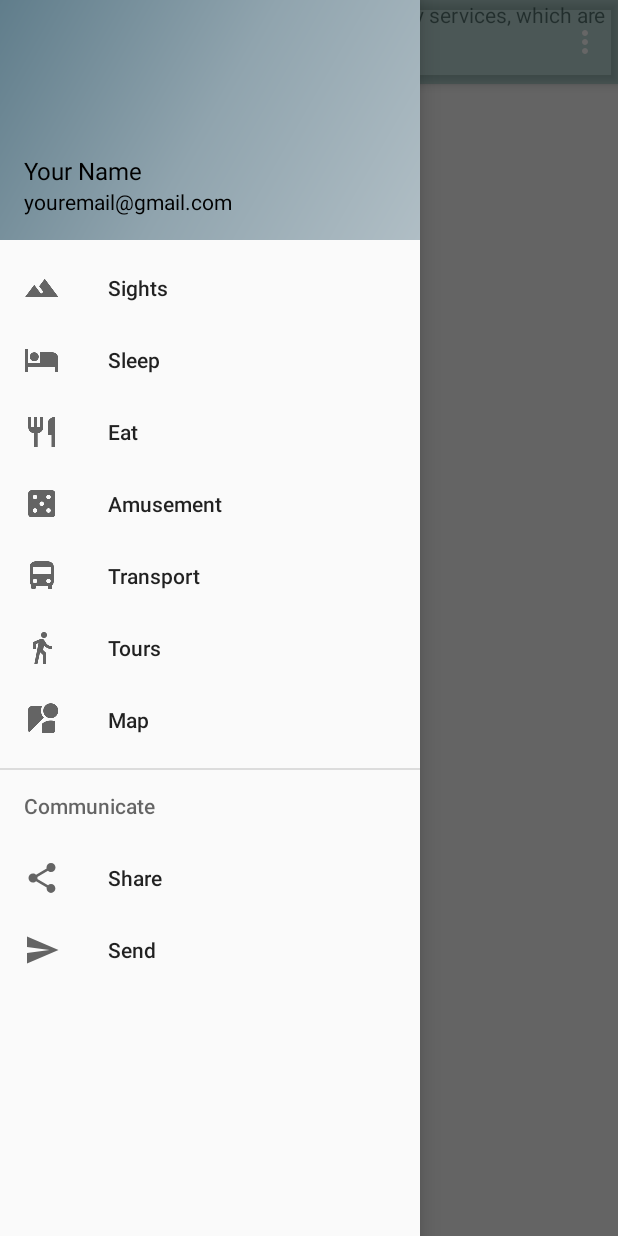
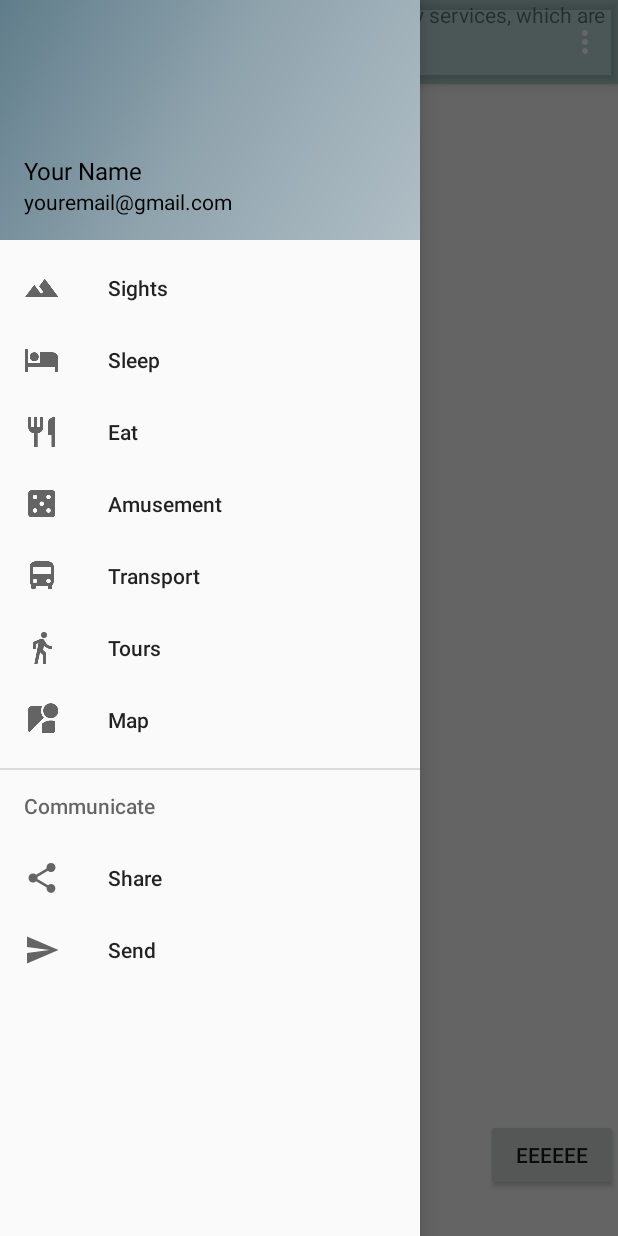
Before and after one commit to erikarzumanyan/TravelManager, an Android app: the fragment GmapFragment placed in its activity, with the side drawer open, on a phone screen of 412 x 824 dp. Run offline under Robolectric (Android 15) with nearby library versions, the phone set to English and light mode, and no system bars; our stand-ins replace Firebase (no records; nobody signed in at launch, a user with empty details on screens opened directly), Picasso; libraries missing offline, so code that uses them is left out: com.daimajia.androidanimations, com.google.maps.android, io.realm; pictures from the network do not load; 5 statements that could not run were skipped.

Commit message:
Map Added Direction

```diff
--- a/app/src/main/res/layout/fragment_gmaps.xml
+++ b/app/src/main/res/layout/fragment_gmaps.xml
@@ -1,12 +1,19 @@
 <?xml version="1.0" encoding="utf-8"?>
-<FrameLayout xmlns:android="http://schemas.android.com/apk/res/android"
-    android:layout_width="match_parent" android:layout_height="match_parent">
+<RelativeLayout xmlns:android="http://schemas.android.com/apk/res/android"
+             android:layout_width="match_parent" android:layout_height="match_parent">
 
     <fragment
         android:id="@+id/map"
+        class="com.google.android.gms.maps.SupportMapFragment"
         android:layout_width="match_parent"
         android:layout_height="match_parent"
-        class="com.google.android.gms.maps.SupportMapFragment"
-        ></fragment>
+        android:layout_gravity="right|bottom"
+        android:layout_alignParentTop="true" android:layout_alignParentStart="true"/>
+    <Button
+        android:id="@+id/bbb"
+        android:layout_width="wrap_content"
+        android:layout_height="wrap_content"
+        android:text="eeeeee" android:layout_alignParentBottom="true"
+        android:layout_alignParentEnd="true" android:layout_marginBottom="30dp"/>
 
-</FrameLayout>
+</RelativeLayout>
```
